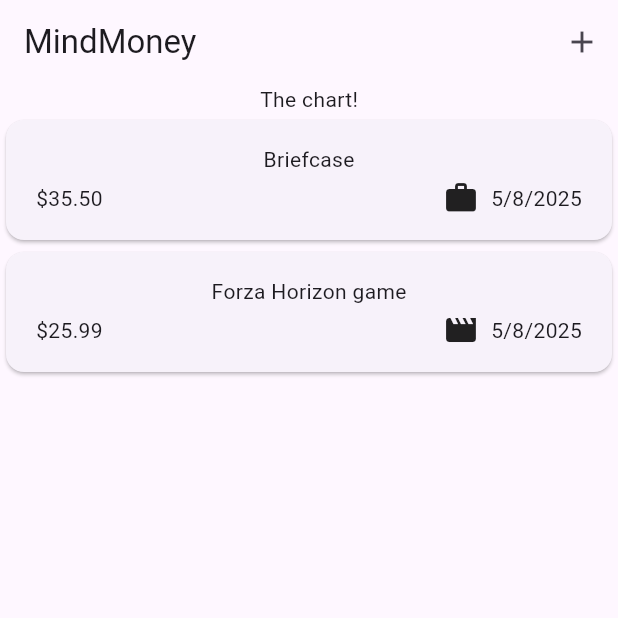
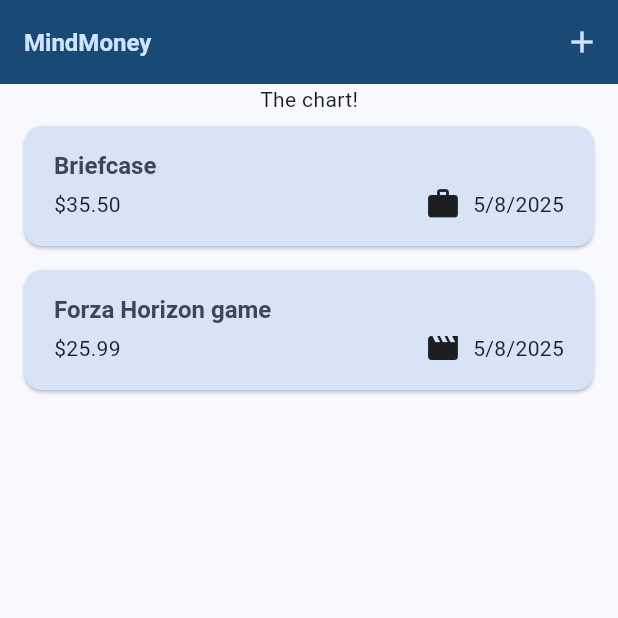
Before and after one commit to Anndderssonn/MindMoney, a Flutter app: the screen it shows after launch, on a phone screen of 412 x 824 dp, the top half of it. Run offline on Flutter 3.47's test engine with Material 3 defaults, Android fonts, the light colour scheme and no system bars.

Commit message:
feat: Add app themes

```diff
--- a/lib/main.dart
+++ b/lib/main.dart
@@ -1,5 +1,13 @@
 import 'package:flutter/material.dart';
 import 'package:mindmoney/presentation/screens/home/home_screen.dart';
+
+var kColorScheme = ColorScheme.fromSeed(
+  seedColor: const Color.fromARGB(255, 33, 150, 243),
+);
+var kDarkColorScheme = ColorScheme.fromSeed(
+  brightness: Brightness.dark,
+  seedColor: Color.fromARGB(255, 2, 35, 61),
+);
 
 void main() => runApp(const MyApp());
 
@@ -10,7 +18,44 @@ class MyApp extends StatelessWidget {
   Widget build(BuildContext context) {
     return MaterialApp(
       title: 'MindMoney',
+      darkTheme: ThemeData.dark(useMaterial3: true).copyWith(
+        colorScheme: kDarkColorScheme,
+        cardTheme: CardTheme(
+          color: kDarkColorScheme.secondaryContainer,
+          margin: const EdgeInsets.symmetric(horizontal: 16, vertical: 8),
+        ),
+        elevatedButtonTheme: ElevatedButtonThemeData(
+          style: ElevatedButton.styleFrom(
+            backgroundColor: kDarkColorScheme.primaryContainer,
+            foregroundColor: kDarkColorScheme.onPrimaryContainer,
+          ),
+        ),
+      ),
+      theme: ThemeData(
+        colorScheme: kColorScheme,
+        appBarTheme: AppBarTheme(
+          backgroundColor: kColorScheme.onPrimaryContainer,
+          foregroundColor: kColorScheme.primaryContainer,
+        ),
+        cardTheme: CardTheme(
+          color: kColorScheme.secondaryContainer,
+          margin: const EdgeInsets.symmetric(horizontal: 16, vertical: 8),
+        ),
+        elevatedButtonTheme: ElevatedButtonThemeData(
+          style: ElevatedButton.styleFrom(
+            backgroundColor: kColorScheme.primaryContainer,
+          ),
+        ),
+        textTheme: TextTheme(
+          titleLarge: TextStyle(
+            fontWeight: FontWeight.bold,
+            color: kColorScheme.onSecondaryContainer,
+            fontSize: 16,
+          ),
+        ),
+      ),
       debugShowCheckedModeBanner: false,
+      themeMode: ThemeMode.system,
       home: const HomeScreen(),
     );
   }
--- a/lib/presentation/screens/home/home_screen.dart
+++ b/lib/presentation/screens/home/home_screen.dart
@@ -40,13 +40,42 @@ class _HomeScreenState extends State<HomeScreen> {
   }
 
   void _removeExpense(ExpenseEntity expense) {
+    final expenseIndex = _expensesRegistered.indexOf(expense);
+
     setState(() {
       _expensesRegistered.remove(expense);
     });
+
+    ScaffoldMessenger.of(context).clearSnackBars();
+    ScaffoldMessenger.of(context).showSnackBar(
+      SnackBar(
+        duration: const Duration(seconds: 3),
+        content: const Text('Expense deleted.'),
+        action: SnackBarAction(
+          label: 'Undo',
+          onPressed: () {
+            setState(() {
+              _expensesRegistered.insert(expenseIndex, expense);
+            });
+          },
+        ),
+      ),
+    );
   }
 
   @override
   Widget build(BuildContext context) {
+    Widget mainContent = Center(
+      child: const Text('No expenses found. Start adding some!'),
+    );
+
+    if (_expensesRegistered.isNotEmpty) {
+      mainContent = ExpensesList(
+        expenses: _expensesRegistered,
+        onRemoveExpense: _removeExpense,
+      );
+    }
+
     return Scaffold(
       appBar: AppBar(
         title: Align(
@@ -58,15 +87,7 @@ class _HomeScreenState extends State<HomeScreen> {
         ],
       ),
       body: Column(
-        children: [
-          Text('The chart!'),
-          Expanded(
-            child: ExpensesList(
-              expenses: _expensesRegistered,
-              onRemoveExpense: _removeExpense,
-            ),
-          ),
-        ],
+        children: [Text('The chart!'), Expanded(child: mainContent)],
       ),
     );
   }
--- a/lib/presentation/widgets/expenses/expense_item.dart
+++ b/lib/presentation/widgets/expenses/expense_item.dart
@@ -12,8 +12,9 @@ class ExpenseItem extends StatelessWidget {
       child: Padding(
         padding: const EdgeInsets.symmetric(horizontal: 20, vertical: 16),
         child: Column(
+          crossAxisAlignment: CrossAxisAlignment.start,
           children: [
-            Text(expense.title),
+            Text(expense.title, style: Theme.of(context).textTheme.titleLarge),
             const SizedBox(height: 4),
             Row(
               children: [
--- a/lib/presentation/widgets/expenses/expenses_list.dart
+++ b/lib/presentation/widgets/expenses/expenses_list.dart
@@ -19,6 +19,12 @@ class ExpensesList extends StatelessWidget {
       itemBuilder: (context, index) {
         return Dismissible(
           key: ValueKey(expenses[index]),
+          background: Container(
+            color: Theme.of(context).colorScheme.errorContainer,
+            margin: EdgeInsets.symmetric(
+              horizontal: Theme.of(context).cardTheme.margin!.horizontal,
+            ),
+          ),
           onDismissed: (direction) {
             onRemoveExpense(expenses[index]);
           },
```
